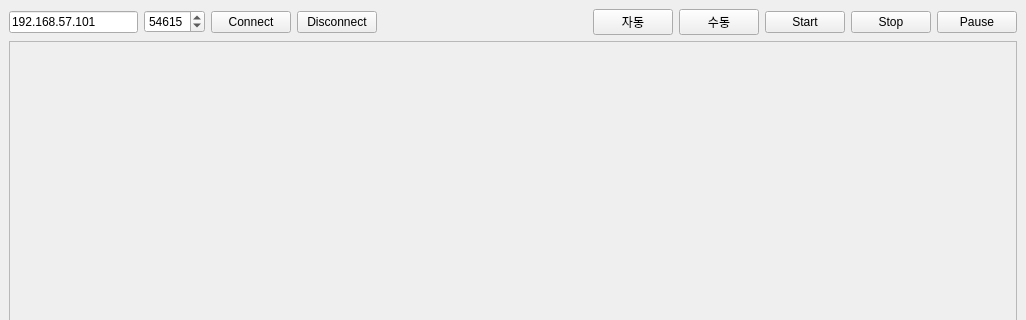
Old version of the form src/app/mainwindow.ui in the repository WannaSleep3254/multiRobotController; both pictures show x 0 to 1026 and y 0 to 320 of the 1026 by 770 pixel window.
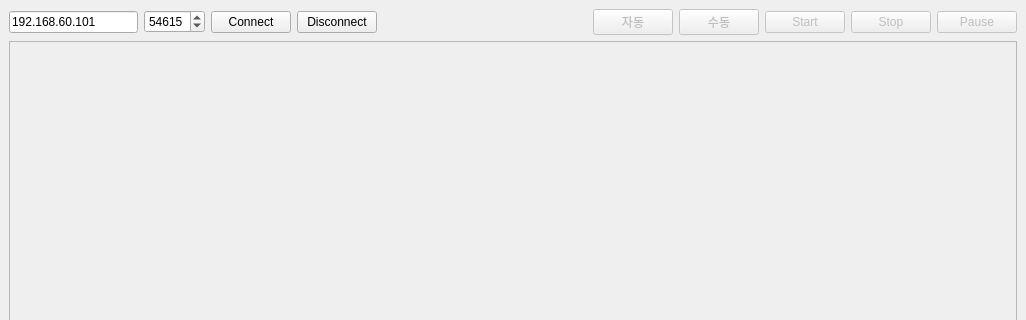
New version of the form.

What changed in the file:
```diff
--- a/src/app/mainwindow.ui
+++ b/src/app/mainwindow.ui
@@ -20,7 +20,7 @@
       <item>
        <widget class="QLineEdit" name="lineEdit_IP">
         <property name="text">
-         <string>192.168.57.101</string>
+         <string>192.168.60.101</string>
         </property>
         <property name="placeholderText">
          <string>192.168.57.2</string>
@@ -76,6 +76,9 @@
       </item>
       <item>
        <widget class="QPushButton" name="pushButton_Atuo">
+        <property name="enabled">
+         <bool>false</bool>
+        </property>
         <property name="text">
          <string>자동</string>
         </property>
@@ -83,6 +86,9 @@
       </item>
       <item>
        <widget class="QPushButton" name="pushButton_Manual">
+        <property name="enabled">
+         <bool>false</bool>
+        </property>
         <property name="text">
          <string>수동</string>
         </property>
@@ -90,6 +96,9 @@
       </item>
       <item>
        <widget class="QPushButton" name="pushButton_Start">
+        <property name="enabled">
+         <bool>false</bool>
+        </property>
         <property name="text">
          <string>Start</string>
         </property>
@@ -97,6 +106,9 @@
       </item>
       <item>
        <widget class="QPushButton" name="pushButton_Stop">
+        <property name="enabled">
+         <bool>false</bool>
+        </property>
         <property name="text">
          <string>Stop</string>
         </property>
@@ -104,6 +116,9 @@
       </item>
       <item>
        <widget class="QPushButton" name="pushButton_Pause">
+        <property name="enabled">
+         <bool>false</bool>
+        </property>
         <property name="text">
          <string>Pause</string>
         </property>
```
